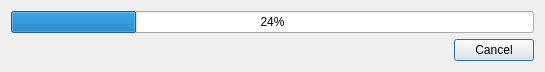
horsicq/FormatWidgets, file MultiSearch/dialogmultisearchprocess.ui: the form before one commit.
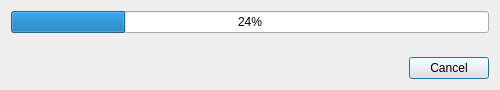
The form after the commit.

Patch:
```diff
--- a/MultiSearch/dialogmultisearchprocess.ui
+++ b/MultiSearch/dialogmultisearchprocess.ui
@@ -6,8 +6,8 @@
    <rect>
     <x>0</x>
     <y>0</y>
-    <width>545</width>
-    <height>70</height>
+    <width>500</width>
+    <height>90</height>
    </rect>
   </property>
   <property name="windowTitle">
@@ -24,6 +24,19 @@
      </property>
     </widget>
    </item>
+   <item>
+    <spacer name="verticalSpacer">
+     <property name="orientation">
+      <enum>Qt::Vertical</enum>
+     </property>
+     <property name="sizeHint" stdset="0">
+      <size>
+       <width>20</width>
+       <height>40</height>
+      </size>
+     </property>
+    </spacer>
+   </item>
    <item>
     <layout class="QHBoxLayout" name="horizontalLayout">
      <item>
```
